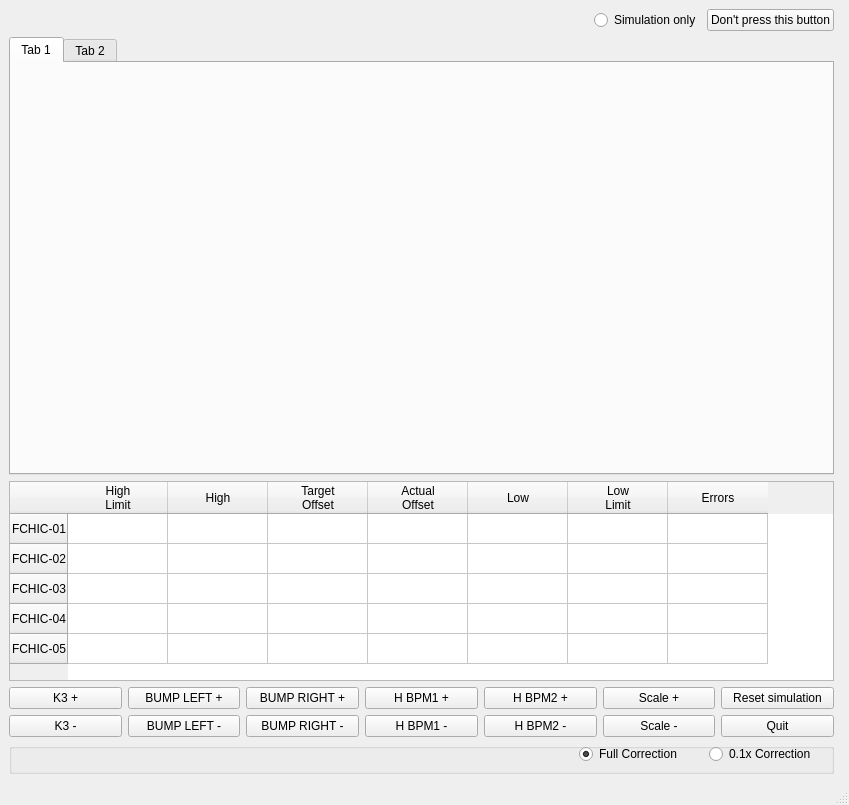
Above: i10chicgui.ui from DiamondLightSource/i10switching before the change. Below: the same form after it.
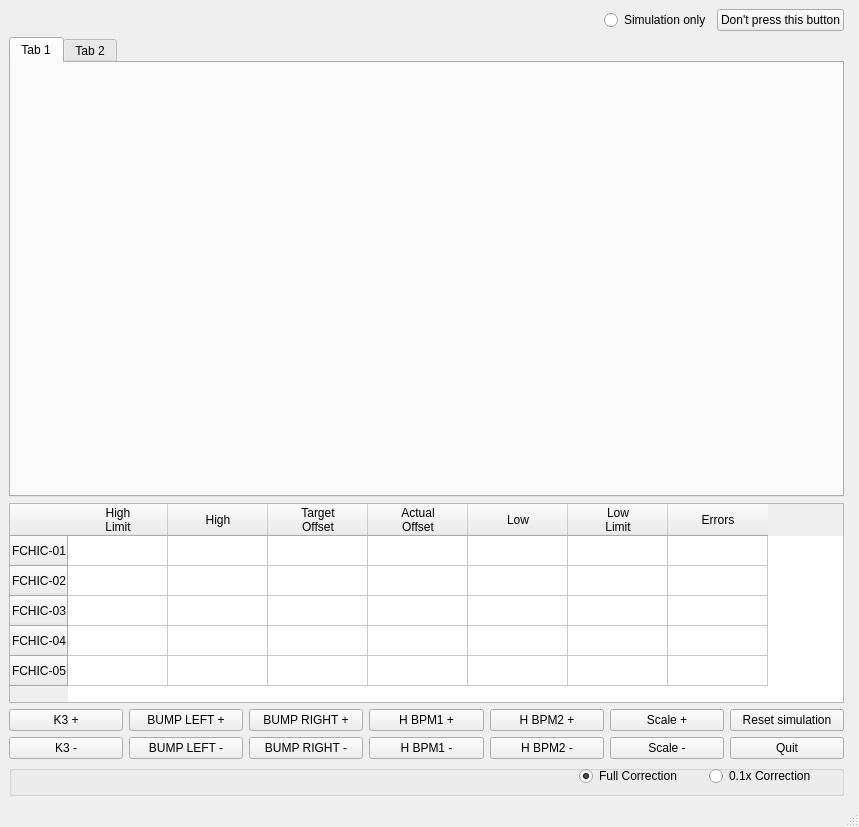
That is the form after the change.

What changed in the file:
```diff
--- a/i10chicgui.ui
+++ b/i10chicgui.ui
@@ -6,8 +6,8 @@
    <rect>
     <x>0</x>
     <y>0</y>
-    <width>849</width>
-    <height>805</height>
+    <width>859</width>
+    <height>827</height>
    </rect>
   </property>
   <property name="windowTitle">
```
Left out of the diff: 16 changed lines with no effect on the pictures.
